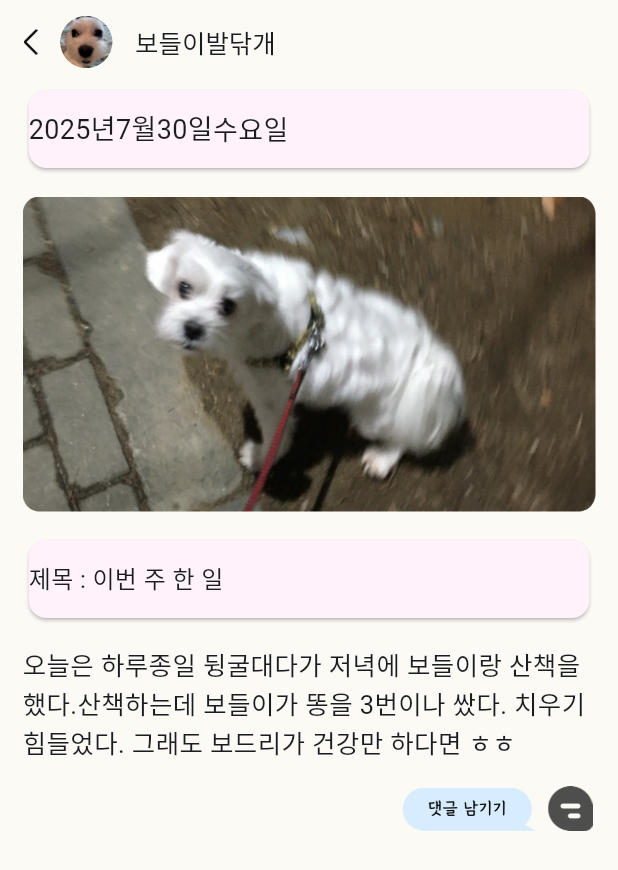
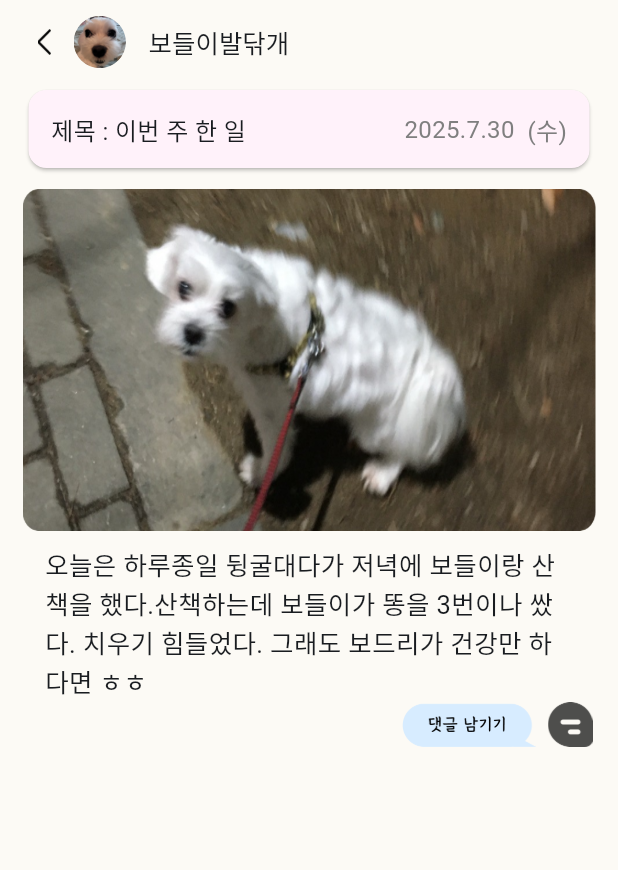
Before and after one commit to grazzy7124/SODA-happily-practice, a Flutter app: the MyApp2 screen opened directly, after a tap on "보드리랑 산책", on a phone screen of 412 x 824 dp. Shown: the top 870 px of the screen. Run offline on Flutter 3.47's test engine with Material 3 defaults, Android fonts, the phone set to English and light mode, and no system bars; our stand-ins replace firebase_core, fl_chart, table_calendar; accounts and stored records are empty.

Commit message:
before wednesday end

```diff
--- a/lib/main2.dart
+++ b/lib/main2.dart
@@ -48,8 +48,8 @@ class WholePage extends StatelessWidget {
           wholeday: '29',
           wholephoto: 'assets/mainlist/1.png',
           wholetitle: '보드리랑 산책',
-          wholetext: '오늘은 하루종일 뒹굴대다가 저녁에 보들이랑 산책을 했다.',
-          wholetext2: '산책하는데 보들이가 똥을 3번이나 쌌다. 치우기 힘들었다.',
+          wholetext:
+              '오늘은 하루종일 뒹굴대다가 저녁에 보들이랑 산책을 했다. 산책하는데 보들이가 똥을 3번이나 쌌다. 치우기 힘들었다.',
           ProfileTap: () {
             // 친구 프로필로 넘어가는 함수
             Navigator.push(
@@ -72,8 +72,8 @@ class WholePage extends StatelessWidget {
           wholeday: '29',
           wholephoto: 'assets/mainlist/2.png',
           wholetitle: '친구가 집에 놀러 온 날',
-          wholetext: '오늘은 은지가 집에 놀러 왔다. 날이 더워서 함께 팥빙수를',
-          wholetext2: '만들어 먹었다. 수박도 먹었다. 진짜 맛있었다. 앞으로 설빙 ...',
+          wholetext:
+              '오늘은 은지가 집에 놀러 왔다. 날이 더워서 함께 팥빙수를 만들어 먹었다. 수박도 먹었다. 진짜 맛있었다. 앞으로 설빙 ...',
         ),
         PageList(
           wholemain: 'assets/main/3.png',
@@ -83,8 +83,7 @@ class WholePage extends StatelessWidget {
           wholeday: '29',
           wholephoto: 'assets/mainlist/3.png',
           wholetitle: '포은흥해도서관',
-          wholetext: '포항에 새로 생긴 도서관에 갔다',
-          wholetext2: '새로 생긴 데라 그런지 삐까뻔쩍하고 아주 좋았다...',
+          wholetext: '포항에 새로 생긴 도서관에 갔다. 새로 생긴 데라 그런지 삐까뻔쩍하고 아주 좋았다...',
         ),
       ],
     );
@@ -106,8 +105,7 @@ class FriendPage extends StatelessWidget {
           wholeday: '24',
           wholephoto: 'assets/mainlist/4.png',
           wholetitle: '쇼미더머니 오디션 후기',
-          wholetext: '오늘 목걸이 받았다 ㅋㅋ',
-          wholetext2: '담에 다 죽었다 ㅋㅋ 연습 드간다 ㅋㅋ',
+          wholetext: '오늘 목걸이 받았다 ㅋㅋ 담에 다 죽었다 ㅋㅋ 연습 드간다 ㅋㅋ',
         ),
         PageList(
           wholemain: 'assets/main/5.png',
@@ -117,8 +115,7 @@ class FriendPage extends StatelessWidget {
           wholeday: '24',
           wholephoto: 'assets/mainlist/5.png',
           wholetitle: '폰케 바꿈',
-          wholetext: '오랜만에 폰케이스 바꿨다!!',
-          wholetext2: '아싸가오리~ ~ ~',
+          wholetext: '오랜만에 폰케이스 바꿨다!! 아싸가오리~ ~ ~',
         ),
       ],
     );
@@ -136,7 +133,6 @@ class PageList extends StatelessWidget {
     required this.wholephoto,
     required this.wholetitle,
     required this.wholetext,
-    required this.wholetext2,
     this.ProfileTap,
     this.MainTap,
     this.diaryColor = const Color(0xffFFFFF6),
@@ -150,20 +146,21 @@ class PageList extends StatelessWidget {
   final String wholephoto;
   final String wholetitle;
   final String wholetext;
-  final String wholetext2;
   final VoidCallback? ProfileTap;
   final VoidCallback? MainTap;
   final Color diaryColor;
 
   @override
   Widget build(BuildContext context) {
-    return Card(
+    return Padding(
+      padding: EdgeInsets.only(left: 7.5, right: 7.5, bottom: 6),
+      child: Card(
         color: diaryColor,
         child: Column(
           crossAxisAlignment: CrossAxisAlignment.start,
           children: [
             Padding(
-            padding: EdgeInsets.only(left: 25, top: 30),
+              padding: EdgeInsets.only(left: 16.5, top: 16, bottom: 15),
               child: GestureDetector(
                 onTap: ProfileTap,
                 behavior: HitTestBehavior.opaque,
@@ -172,8 +169,8 @@ class PageList extends StatelessWidget {
                     ClipOval(
                       child: Image.asset(
                         wholemain,
-                      width: 45,
-                      height: 45,
+                        width: 34,
+                        height: 34,
                         fit: BoxFit.cover,
                       ),
                     ),
@@ -181,8 +178,11 @@ class PageList extends StatelessWidget {
                       crossAxisAlignment: CrossAxisAlignment.start,
                       children: [
                         Padding(
-                        padding: EdgeInsets.only(left: 15, bottom: 1),
-                        child: Text(wholename, style: TextStyle(fontSize: 14)),
+                          padding: EdgeInsets.only(left: 16.5, bottom: 1),
+                          child: Text(
+                            wholename,
+                            style: TextStyle(fontSize: 14),
+                          ),
                         ),
                         Padding(
                           padding: EdgeInsets.only(left: 15),
@@ -225,7 +225,11 @@ class PageList extends StatelessWidget {
                 crossAxisAlignment: CrossAxisAlignment.start,
                 children: [
                   Padding(
-                  padding: EdgeInsets.only(left: 16.5, right: 16.5),
+                    padding: EdgeInsets.only(
+                      left: 16.5,
+                      right: 16.5,
+                      bottom: 15,
+                    ),
                     child: SizedBox(
                       width: double.infinity,
                       height: 150,
@@ -236,22 +240,24 @@ class PageList extends StatelessWidget {
                     ),
                   ),
                   Padding(
-                  padding: EdgeInsets.only(left: 25, bottom: 7),
+                    padding: EdgeInsets.only(left: 16.5, right: 16.5),
                     child: Text(wholetitle, style: TextStyle(fontSize: 18)),
                   ),
                   Padding(
-                  padding: EdgeInsets.only(left: 25, bottom: 3),
-                  child: Text(wholetext, style: TextStyle(fontSize: 14)),
+                    padding: EdgeInsets.only(left: 16.5, right: 16.5, top: 10),
+                    child: Text(
+                      wholetext,
+                      style: TextStyle(fontSize: 14),
+                      maxLines: 2,
+                      overflow: TextOverflow.ellipsis,
                     ),
-                Padding(
-                  padding: EdgeInsets.only(left: 25, bottom: 3),
-                  child: Text(wholetext2, style: TextStyle(fontSize: 14)),
                   ),
-                SizedBox(height: 40),
+                  SizedBox(height: 24),
                 ],
               ),
             ),
           ],
+        ),
       ),
     );
   }
--- a/lib/read.dart
+++ b/lib/read.dart
@@ -39,7 +39,9 @@ class ReadAppbar extends StatelessWidget {
 
   @override
   Widget build(BuildContext context) {
-    return Row(
+    return Padding(
+      padding: EdgeInsets.only(left: 9),
+      child: Row(
         children: [
           GestureDetector(
             onTap: () {
@@ -60,6 +62,7 @@ class ReadAppbar extends StatelessWidget {
           SizedBox(width: 15),
           Text(wholename, style: TextStyle(fontSize: 17)),
         ],
+      ),
     );
   }
 }
@@ -95,22 +98,40 @@ class ReadMainMy extends StatelessWidget {
             height: 60,
             child: Card(
               color: Color(0xffFFF2FA),
+              child: Padding(
+                padding: EdgeInsets.all(15),
                 child: Row(
                   children: [
-                  Text('$wholeyear년', style: TextStyle(fontSize: 18)),
-                  Text('$wholemonth월', style: TextStyle(fontSize: 18)),
-                  Text('$wholeday일', style: TextStyle(fontSize: 18)),
-                  Text('$wholedate요일', style: TextStyle(fontSize: 18)),
+                    Text('제목 : $wholetitle', style: TextStyle(fontSize: 16)),
+                    Spacer(),
+                    Text(
+                      '$wholeyear.',
+                      style: TextStyle(fontSize: 16, color: Color(0xff7F7F7F)),
+                    ),
+                    Text(
+                      '$wholemonth.',
+                      style: TextStyle(fontSize: 16, color: Color(0xff7F7F7F)),
+                    ),
+                    Text(
+                      wholeday,
+                      style: TextStyle(fontSize: 16, color: Color(0xff7F7F7F)),
+                    ),
+                    Text(
+                      '  ($wholedate)',
+                      style: TextStyle(fontSize: 16, color: Color(0xff7F7F7F)),
+                    ),
                   ],
                 ),
               ),
             ),
           ),
+        ),
+
         Padding(
-          padding: EdgeInsets.all(15),
+          padding: EdgeInsets.only(left: 15, right: 15, top: 10),
           child: SizedBox(
             width: double.infinity,
-            height: 210,
+            height: 228,
             child: ClipRRect(
               borderRadius: BorderRadius.circular(10),
               child: Image.asset(wholephoto, fit: BoxFit.fill),
@@ -118,22 +139,7 @@ class ReadMainMy extends StatelessWidget {
           ),
         ),
         Padding(
-          padding: EdgeInsets.only(left: 15, right: 15),
-          child: SizedBox(
-            width: double.infinity,
-            height: 60,
-            child: Card(
-              color: Color(0xffFFF2FA),
-              child: Row(
-                children: [
-                  Text('제목 : $wholetitle', style: TextStyle(fontSize: 16)),
-                ],
-              ),
-            ),
-          ),
-        ),
-        Padding(
-          padding: EdgeInsets.all(15),
+          padding: EdgeInsets.only(left: 30, right: 30, top: 10),
           child: Text(wholetext, style: TextStyle(fontSize: 17)),
         ),
         Row(
```
Lines whose indentation alone changed are shown as unchanged.
